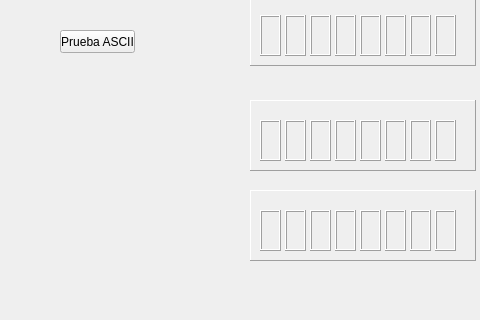
First picture: the form in src/mainwindow.ui, repository frechilla/qslotracing, before the edit; both pictures show x 0 to 480 and y 385 to 705 of the 1100 by 800 pixel window.
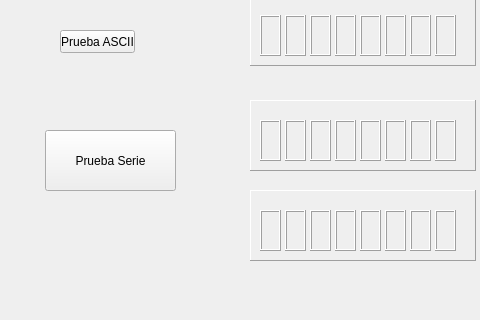
Second picture: the form after the edit.

```diff
--- a/src/mainwindow.ui
+++ b/src/mainwindow.ui
@@ -1099,6 +1099,19 @@
      <string>PushButton</string>
     </property>
    </widget>
+   <widget class="QPushButton" name="pushButton_3">
+    <property name="geometry">
+     <rect>
+      <x>45</x>
+      <y>515</y>
+      <width>131</width>
+      <height>61</height>
+     </rect>
+    </property>
+    <property name="text">
+     <string>Prueba Serie</string>
+    </property>
+   </widget>
   </widget>
   <widget class="QMenuBar" name="menuBar">
    <property name="geometry">
```
